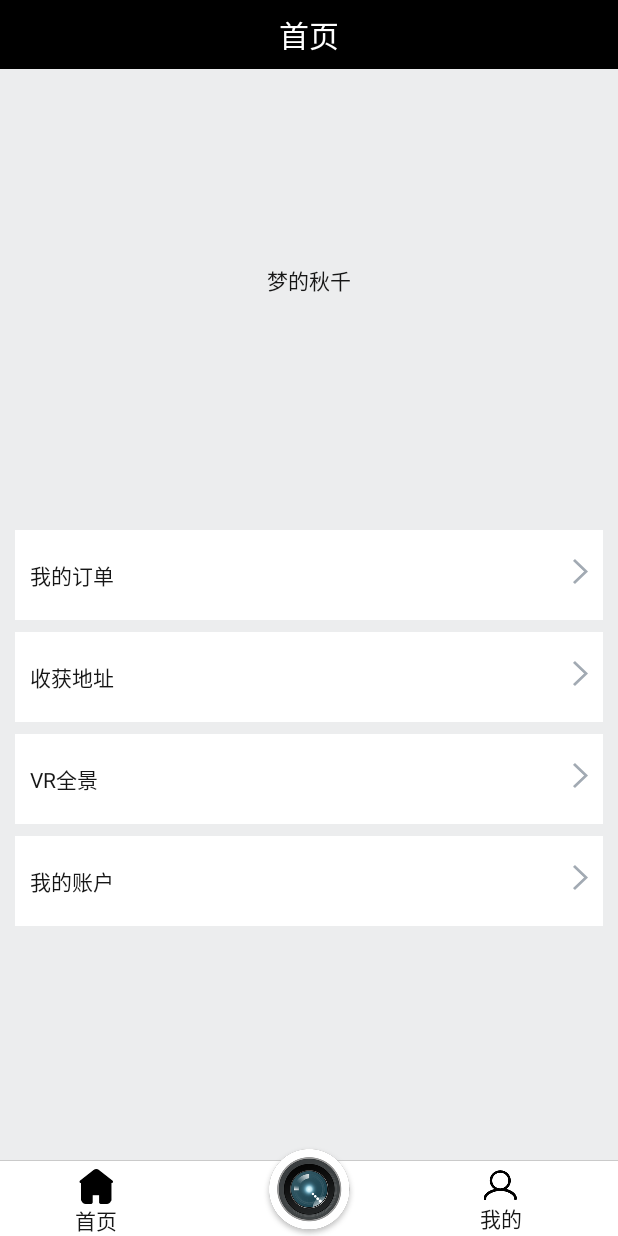
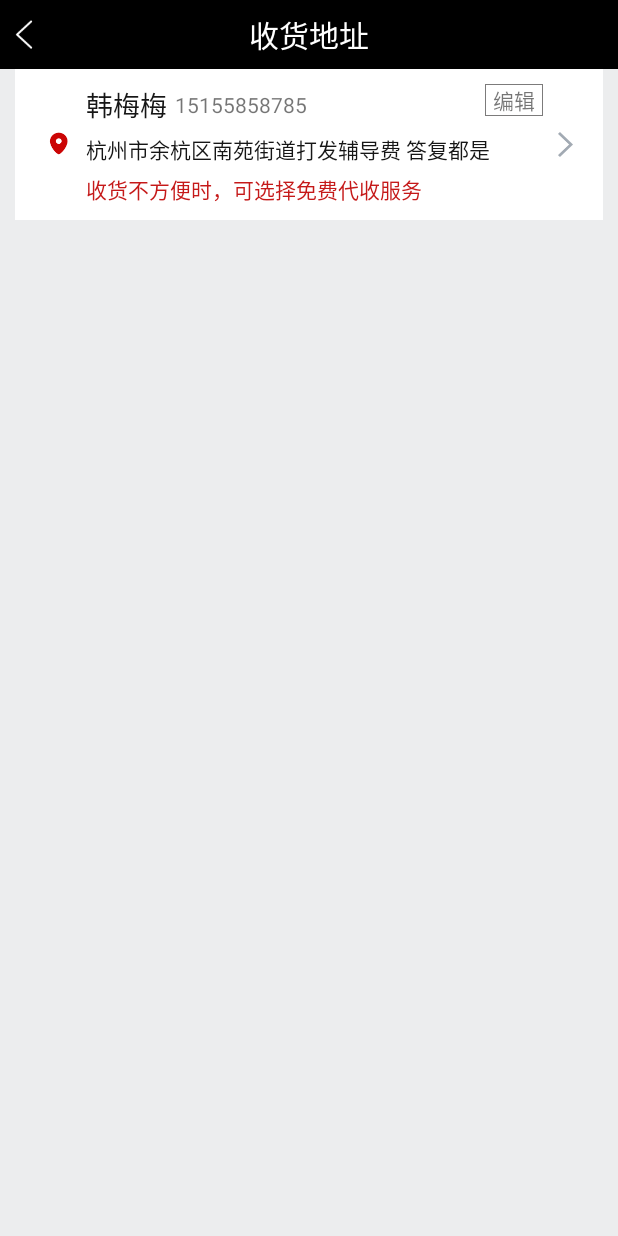
Before and after one commit to xiaohualaila/demo, an Android app: the fragment MyFragment placed in its activity, after a tap on "收获地址", on a phone screen of 412 x 824 dp. Run offline under Robolectric (Android 15) with nearby library versions, the light colour scheme and no system bars; our stand-ins replace ButterKnife; 3 statements that could not run were skipped.

Commit message:
修改更新

```diff
--- /dev/null
+++ b/app/src/main/java/com/aier/ardemo/ui/activity/AddressActivity.java
@@ -0,0 +1,46 @@
+package com.aier.ardemo.ui.activity;
+
+import android.arch.lifecycle.ViewModel;
+import android.os.Bundle;
+import android.view.View;
+import android.widget.TextView;
+
+import com.aier.ardemo.R;
+import com.aier.ardemo.ui.base.BaseActivity;
+
+import butterknife.BindView;
+import butterknife.OnClick;
+
+public class AddressActivity extends BaseActivity {
+
+    @BindView(R.id.tv_title)
+    TextView tv_title;
+    @Override
+    protected void initViews() {
+        tv_title.setText("收货地址");
+    }
+
+    @Override
+    protected void initDate(Bundle savedInstanceState) {
+
+    }
+
+    @Override
+    protected int getLayout() {
+        return R.layout.activity_addr;
+    }
+
+    @Override
+    protected ViewModel initViewModel() {
+        return null;
+    }
+
+    @OnClick({R.id.iv_back})
+    public void onClick(View view) {
+        switch (view.getId()) {
+            case R.id.iv_back:
+                finish();
+                break;
+        }
+    }
+}
--- a/app/src/main/java/com/aier/ardemo/ui/activity/PersonInfoActivity.java
+++ b/app/src/main/java/com/aier/ardemo/ui/activity/PersonInfoActivity.java
@@ -154,7 +154,7 @@ public class PersonInfoActivity extends BaseActivity implements View.OnClickList
                         /**
                          * 上传服务器代码
                          */
-                        ImagesUtil.toRoundBitmap(head);
+                       // ImagesUtil.toRoundBitmap(head);
                         setPicToView(head);// 保存在SD卡中
                         my_photo.setImageBitmap(head);// 用ImageView显示出来
                     }
--- a/app/src/main/java/com/aier/ardemo/ui/fragment/MyFragment.java
+++ b/app/src/main/java/com/aier/ardemo/ui/fragment/MyFragment.java
@@ -8,6 +8,8 @@ import android.graphics.BitmapFactory;
 import android.graphics.drawable.BitmapDrawable;
 import android.graphics.drawable.Drawable;
 import android.view.View;
+
+import com.aier.ardemo.ui.activity.AddressActivity;
 import com.aier.ardemo.ui.activity.OrderInfoActivity;
 import com.aier.ardemo.ui.activity.PersonInfoActivity;
 import com.aier.ardemo.ui.base.BaseFragment;
@@ -54,7 +56,7 @@ public class MyFragment extends BaseFragment {
                 startActivity(new Intent(getActivity(), OrderInfoActivity.class));
                 break;
             case R.id.rl_address:
-
+                startActivity(new Intent(getActivity(), AddressActivity.class));
                 break;
             case R.id.rl_vr:
 
--- /dev/null
+++ b/app/src/main/res/layout/activity_addr.xml
@@ -0,0 +1,81 @@
+<?xml version="1.0" encoding="utf-8"?>
+<android.support.constraint.ConstraintLayout xmlns:android="http://schemas.android.com/apk/res/android"
+    android:layout_width="match_parent"
+    android:layout_height="match_parent"
+    android:background="@color/my_bg"
+    xmlns:app="http://schemas.android.com/apk/res-auto">
+    <include layout="@layout/title_layout"/>
+    <LinearLayout
+        android:layout_width="match_parent"
+        android:layout_height="wrap_content"
+        android:gravity="center_vertical"
+        android:background="@color/white"
+        android:layout_marginLeft="@dimen/dp10"
+        android:layout_marginRight="@dimen/dp10"
+        android:layout_marginBottom="@dimen/dp10"
+        android:padding="10dp"
+        app:layout_constraintTop_toBottomOf="@+id/rl_title"
+        app:layout_constraintLeft_toLeftOf="parent"
+        app:layout_constraintRight_toRightOf="parent"
+        android:orientation="horizontal">
+        <ImageView
+            android:layout_width="wrap_content"
+            android:layout_height="wrap_content"
+            android:layout_margin="10dp"
+            android:src="@drawable/location"/>
+        <LinearLayout
+            android:layout_width="0dp"
+            android:layout_height="wrap_content"
+            android:layout_weight="1"
+            android:orientation="vertical">
+            <RelativeLayout
+                android:layout_width="match_parent"
+                android:layout_height="wrap_content"
+                >
+                <TextView
+                    android:id="@+id/name"
+                    android:layout_width="wrap_content"
+                    android:layout_height="wrap_content"
+                    android:textSize="@dimen/sp18"
+                    android:textColor="@color/text_"
+                    android:gravity="center_vertical"
+                    android:text="韩梅梅"/>
+                <TextView
+                    android:layout_width="wrap_content"
+                    android:layout_height="wrap_content"
+                    android:layout_toRightOf="@+id/name"
+                    android:layout_marginLeft="5dp"
+                    android:layout_centerVertical="true"
+                    android:text="15155858785"/>
+                <TextView
+                    android:layout_width="wrap_content"
+                    android:layout_height="wrap_content"
+                    android:paddingLeft="5dp"
+                    android:paddingRight="5dp"
+                    android:background="@drawable/edit_name"
+                    android:layout_alignParentRight="true"
+                    android:text="编辑"/>
+            </RelativeLayout>
+
+            <TextView
+                android:id="@+id/addr"
+                android:layout_width="match_parent"
+                android:layout_height="wrap_content"
+                android:layout_marginTop="5dp"
+                android:layout_marginBottom="5dp"
+                android:textColor="@color/text_"
+                android:text="杭州市余杭区南苑街道打发辅导费 答复都是"/>
+            <TextView
+                android:layout_width="match_parent"
+                android:layout_height="wrap_content"
+                android:textColor="@color/red"
+                android:text="收货不方便时，可选择免费代收服务"/>
+        </LinearLayout>
+        <ImageView
+            android:layout_width="wrap_content"
+            android:layout_height="match_parent"
+            android:padding="10dp"
+            android:src="@drawable/right"/>
+
+    </LinearLayout>
+</android.support.constraint.ConstraintLayout>
--- a/app/src/main/res/layout/activity_person_info.xml
+++ b/app/src/main/res/layout/activity_person_info.xml
@@ -39,6 +39,7 @@
         app:layout_constraintTop_toTopOf="@+id/et_name"
         app:layout_constraintStart_toEndOf="@+id/et_name"
         android:layout_marginLeft="10dp"
+        android:src="@drawable/correct"
         android:layout_width="28dp"
         android:layout_height="28dp" />
     <ImageView
@@ -46,6 +47,7 @@
         app:layout_constraintTop_toTopOf="@+id/et_name"
         app:layout_constraintStart_toEndOf="@+id/ok_name"
         android:layout_marginLeft="10dp"
+        android:src="@drawable/delete"
         android:layout_width="28dp"
         android:layout_height="28dp" />
 </android.support.constraint.ConstraintLayout>
```
Also changed, not shown: app/src/main/AndroidManifest.xml (+5 -9 lines), app/src/main/res/layout/activity_order_info.xml (+13 -8 lines), app/src/main/res/drawable-xxhdpi/correct.png (added), app/src/main/res/drawable-xxhdpi/delete.png (added), app/src/main/res/drawable-xxhdpi/location.png (added), app/src/main/res/drawable-xxhdpi/not_selected.png (added), app/src/main/res/drawable-xxhdpi/selected.png (added), app/src/main/res/drawable-xxhdpi/weixin.png (added), app/src/main/res/drawable-xxhdpi/zhifubao.png (added).
